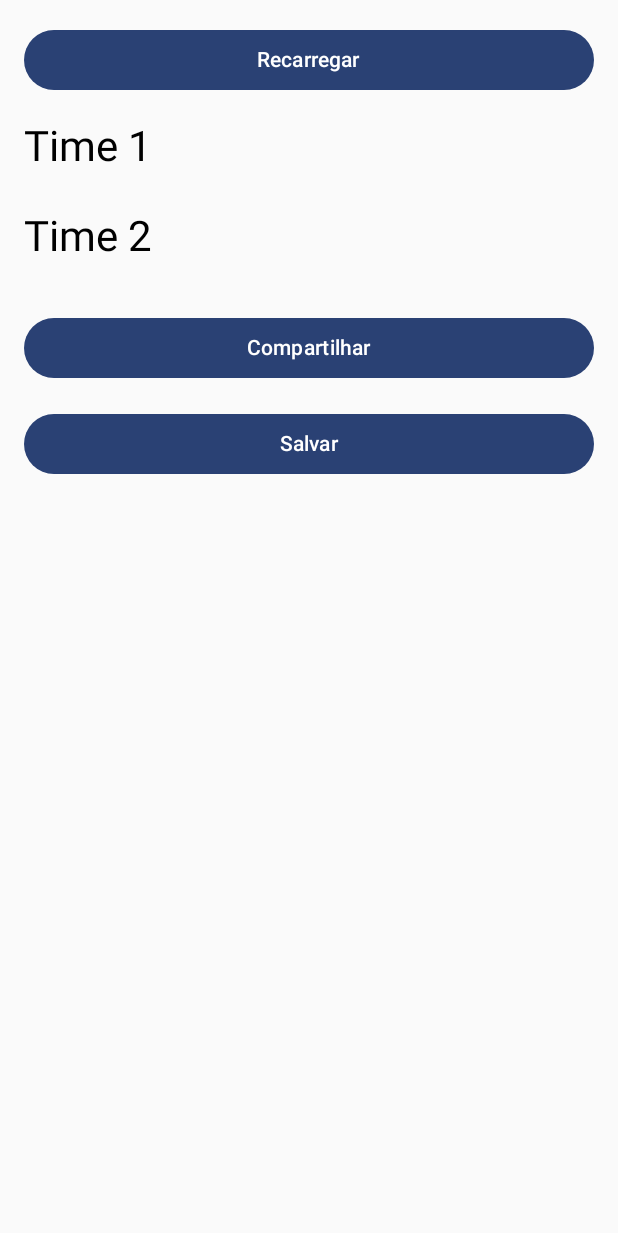
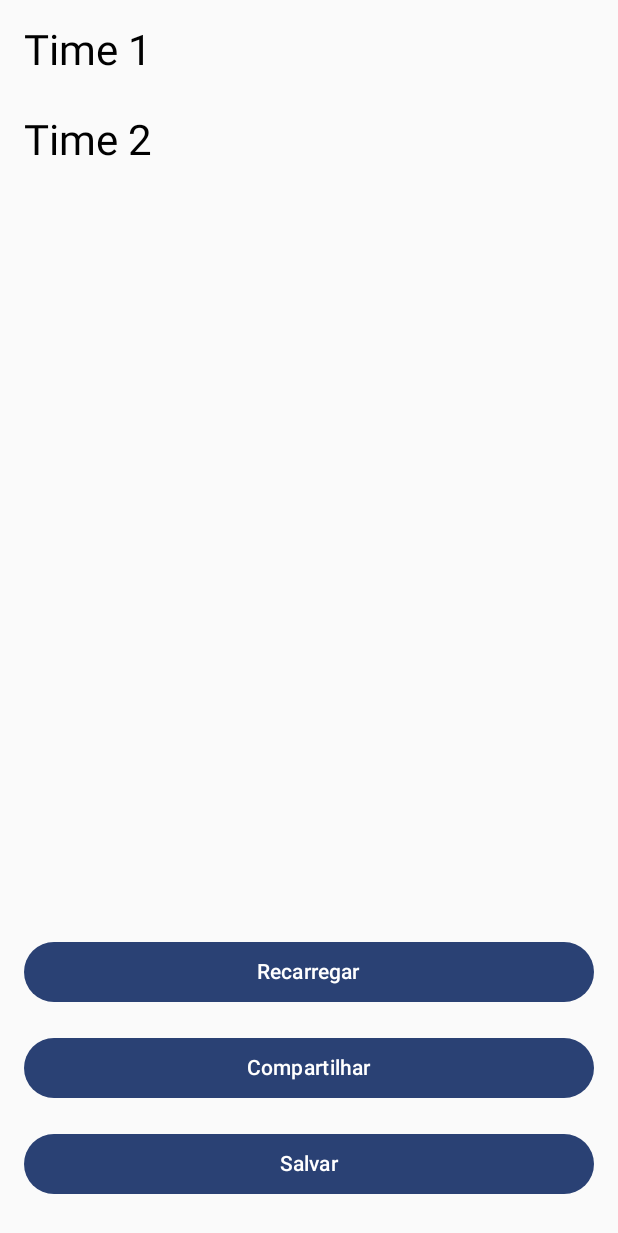
Before and after one commit to LucasPBolzan/LoLChampionsDescription, an Android app built with Jetpack Compose: the FiveXFiveActivity screen opened through its navigation route, on a phone screen of 412 x 824 dp. Shown: the top 1233 px of the screen. Run offline under Robolectric (Android 15) with nearby library versions, the phone set to English and light mode, and no system bars; network calls fail; pictures from the network do not load; 1 statement that could not run was skipped.

Commit message:
Moving the buttons

```diff
--- a/app/src/main/java/com/project/lolchampions/FiveXFiveActivity.kt
+++ b/app/src/main/java/com/project/lolchampions/FiveXFiveActivity.kt
@@ -8,6 +8,7 @@ import android.content.Intent
 import android.content.pm.PackageManager
 import android.os.Build
 import android.widget.Toast
+import androidx.compose.foundation.layout.Column
 import androidx.compose.foundation.layout.fillMaxSize
 import androidx.compose.foundation.layout.fillMaxWidth
 import androidx.compose.foundation.layout.padding
@@ -127,22 +128,16 @@ fun FiveXFiveActivity() {
 
     val positions = listOf("Topo", "Selva", "Meio", "Atirador", "Suporte")
 
-    LazyColumn(
+    Column(
         modifier = Modifier
             .fillMaxSize()
             .padding(16.dp)
     ) {
-        item {
-            Button(
-                onClick = { generateTeams() },
+        LazyColumn(
             modifier = Modifier
-                    .fillMaxWidth()
+                .weight(1f)
                 .padding(bottom = 16.dp)
         ) {
-                Text(text = "Recarregar")
-            }
-        }
-
             item {
                 Text(
                     text = "Time 1",
@@ -166,27 +161,33 @@ fun FiveXFiveActivity() {
             items(teamTwo.value.zip(positions)) { (character, position) ->
                 CharacterListItemWithPosition(character = character, position = position)
             }
+        }
 
-        item {
+        Button(
+            onClick = { generateTeams() },
+            modifier = Modifier
+                .fillMaxWidth()
+                .padding(vertical = 8.dp)
+        ) {
+            Text(text = "Recarregar")
+        }
+
         Button(
             onClick = { shareTeams(teamOne.value, teamTwo.value, context) },
             modifier = Modifier
                 .fillMaxWidth()
-                    .padding(top = 16.dp)
+                .padding(vertical = 8.dp)
         ) {
             Text(text = "Compartilhar")
         }
-        }
 
-        item {
         Button(
             onClick = { saveTeams(teamOne.value, teamTwo.value) },
             modifier = Modifier
                 .fillMaxWidth()
-                    .padding(top = 16.dp)
+                .padding(vertical = 8.dp)
         ) {
             Text(text = "Salvar")
         }
     }
 }
-}
```
Lines whose indentation alone changed are shown as unchanged.
